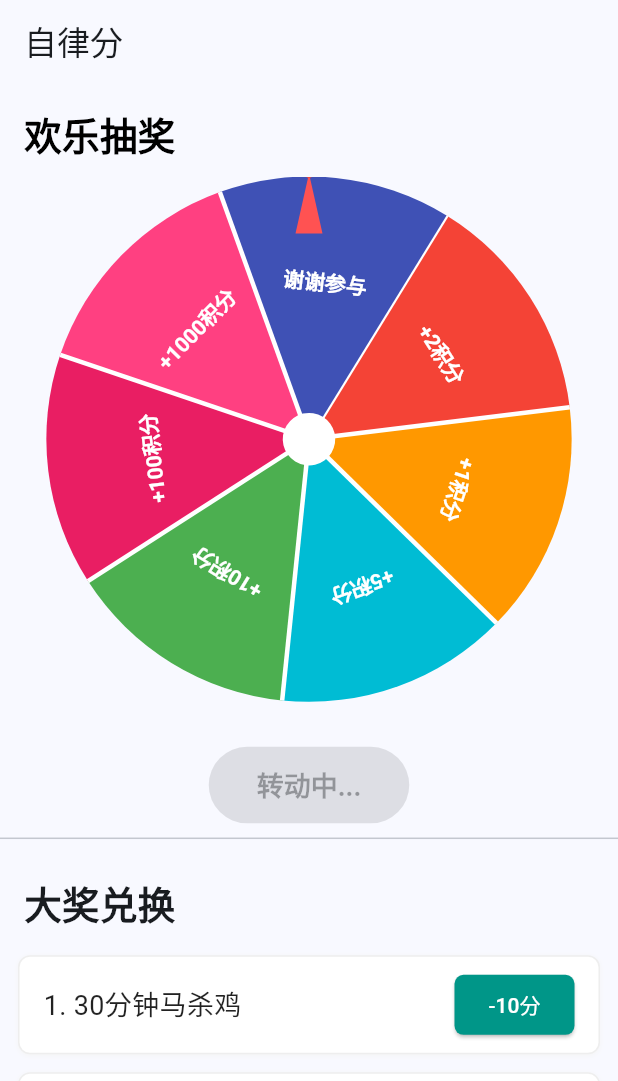
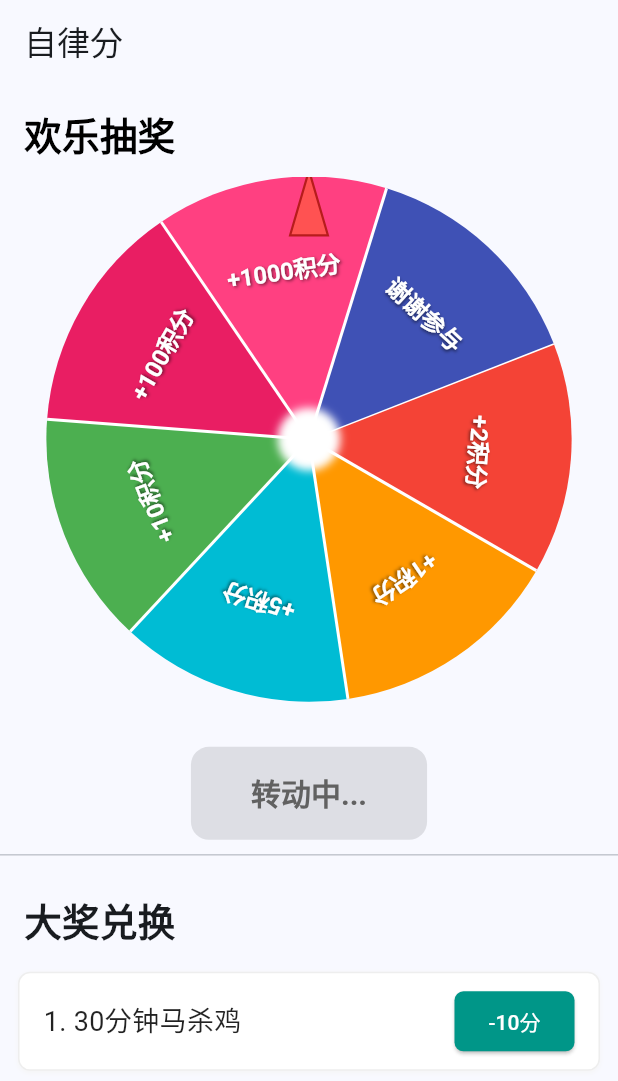
Before and after one commit to SYSUtu/flutter_demo, a Flutter app: the screen it shows after launch, tab 2 chosen, after a tap on "开始抽奖", on a phone screen of 412 x 824 dp, the part 155-1236 px from its top. Run offline on Flutter 3.47's test engine with Material 3 defaults, Android fonts, the phone set to English and light mode, and no system bars.

Commit message:
修复转盘问题

```diff
--- a/lib/gift_page.dart
+++ b/lib/gift_page.dart
@@ -158,7 +158,6 @@ class RewardLottery extends StatefulWidget {
 class _MyRewardLotteryState extends State<RewardLottery> {
   @override
   Widget build(BuildContext context) {
-    final screenSize = MediaQuery.of(context).size;
     return Column(
       children: [
         Padding(
--- a/lib/lottery_wheel.dart
+++ b/lib/lottery_wheel.dart
@@ -20,10 +20,10 @@ class LotteryWheel extends StatefulWidget {
   final List<LotteryItem> items;
 
   const LotteryWheel({
-    Key? key,
+    super.key,
     required this.maxSize,
     required this.items,
-  }) : super(key: key);
+  });
 
   @override
   _LotteryWheelState createState() => _LotteryWheelState();
@@ -53,7 +53,8 @@ class _LotteryWheelState extends State<LotteryWheel>
     _controller.addStatusListener((status) {
       if (status == AnimationStatus.completed) {
         setState(() => _isSpinning = false);
-        _showResultDialog();
+        // 添加延迟确保动画完全结束
+        Future.delayed(const Duration(milliseconds: 200), _showResultDialog);
       }
     });
 
@@ -73,9 +74,13 @@ class _LotteryWheelState extends State<LotteryWheel>
     if (_isSpinning) return;
     _isSpinning = true;
 
-    // 1. 随机确定中奖奖项
+    // 1. 验证概率总和
+    final totalProbability = widget.items.fold(0.0, (sum, item) => sum + item.probability);
+    assert((totalProbability - 100.0).abs() < 0.001,
+    '概率总和必须为100%，当前: $totalProbability%');
+
+    // 2. 随机确定中奖奖项
     final random = Random();
-    final totalProbability = widget.items.fold(0.0, (sum, item) => sum + item.probability);
     final double randomValue = random.nextDouble() * totalProbability;
 
     double cumulative = 0;
@@ -87,37 +92,37 @@ class _LotteryWheelState extends State<LotteryWheel>
       }
     }
 
-    // 2. 核心修复：调整角度补偿，解决左侧偏移
+    // 3. 计算角度参数
     final int itemCount = widget.items.length;
-    final double anglePerItem = 2 * pi / itemCount; // 每个格子的弧度
+    final double anglePerItem = 2 * pi / itemCount;
 
-    // 中奖格子的起始角度（与绘制逻辑严格对应）
-    // 修复点1：明确绘制起始角度为 -pi/2（顶部）
-    final double sectorStartAngle = -pi/2 + (_selectedIndex * anglePerItem);
-    // 中奖格子的结束角度
-    final double sectorEndAngle = sectorStartAngle + anglePerItem;
+    // 4. 计算中奖区域中心角度（关键修正）
+    // 起始角度：顶部（-π/2） + 当前索引 * 每项角度
+    final double sectorCenterAngle = -pi/2 + (_selectedIndex * anglePerItem) + (anglePerItem / 2);
 
-    // 3. 在中奖格子范围内随机生成停留角度
-    // 修复点2：调整随机范围，避免过度偏向左侧（增加0.1偏移，确保远离左边界）
-    final double randomOffset = 0.1 + (random.nextDouble() * 0.8); // 0.1-0.9之间
-    final double randomStopAngle = sectorStartAngle + (randomOffset * anglePerItem);
+    // 5. 在中心区域±30%范围内随机停留（避免边界）
+    final double offsetRange = 0.3;
+    final double randomOffset = (random.nextDouble() * 2 * offsetRange) - offsetRange;
+    final double finalStopAngle = sectorCenterAngle + (randomOffset * anglePerItem);
 
-    // 4. 计算目标旋转角度（关键补偿公式）
-    // 修复点3：调整补偿方向，确保指针落在格子中央偏右位置
-    final double targetAngle = _currentAngle
-        + 10 * 2 * pi  // 固定转动10圈
-        - randomStopAngle;  // 修正补偿符号，解决左侧偏移
+    // 6. 计算目标旋转角度（优化补偿算法）
+    // 当前角度 + 10圈 - 最终停止角度 + 指针补偿
+    final double pointerOffset = pi/2; // 90度指针补偿
+    final double targetAngle = _currentAngle +
+        10 * 2 * pi -
+        finalStopAngle +
+        pointerOffset;
 
-    // 5. 执行转动动画
+    // 7. 执行动画（使用更平滑的曲线）
     _rotationAnimation = TweenSequence([
       TweenSequenceItem(
-        tween: Tween<double>(begin: _currentAngle, end: _currentAngle + 4 * 2 * pi)
-            .chain(CurveTween(curve: Curves.easeIn)),
+        tween: Tween<double>(begin: _currentAngle, end: _currentAngle + 5 * 2 * pi)
+            .chain(CurveTween(curve: Curves.easeInOutQuad)),
         weight: 40,
       ),
       TweenSequenceItem(
-        tween: Tween<double>(begin: _currentAngle + 4 * 2 * pi, end: targetAngle)
-            .chain(CurveTween(curve: Curves.easeOut)),
+        tween: Tween<double>(begin: _currentAngle + 5 * 2 * pi, end: targetAngle)
+            .chain(CurveTween(curve: Curves.easeOutCubic)),
         weight: 60,
       ),
     ]).animate(_controller);
@@ -127,10 +132,26 @@ class _LotteryWheelState extends State<LotteryWheel>
 
   void _resetWheel() {
     if (_resetController.isAnimating) _resetController.stop();
+
+    // 角度归一化到 [0, 2π)
     final double normalizedAngle = _currentAngle % (2 * pi);
-    final double resetAngle = normalizedAngle > pi ? normalizedAngle - 2 * pi : normalizedAngle;
-    _resetAnimation = Tween<double>(begin: _currentAngle, end: _currentAngle - resetAngle)
-        .animate(CurvedAnimation(parent: _resetController, curve: Curves.easeOut));
+
+    // 计算最短路径回归初始位置
+    double resetAngle;
+    if (normalizedAngle > pi) {
+      resetAngle = normalizedAngle - 2 * pi;
+    } else {
+      resetAngle = normalizedAngle;
+    }
+
+    _resetAnimation = Tween<double>(
+        begin: _currentAngle,
+        end: _currentAngle - resetAngle
+    ).animate(CurvedAnimation(
+        parent: _resetController,
+        curve: Curves.easeInOut
+    ));
+
     _resetController.forward(from: 0);
   }
 
@@ -138,31 +159,47 @@ class _LotteryWheelState extends State<LotteryWheel>
     showDialog(
       context: context,
       barrierDismissible: false,
-      builder: (context) => AlertDialog(
-        title: const Text("抽奖结果"),
-        content: Column(
+      builder: (context) => Dialog(
+        shape: RoundedRectangleBorder(
+          borderRadius: BorderRadius.circular(16),
+        ),
+        child: Padding(
+          padding: const EdgeInsets.all(20),
+          child: Column(
             mainAxisSize: MainAxisSize.min,
             children: [
+              const Text(
+                "抽奖结果",
+                style: TextStyle(fontSize: 22, fontWeight: FontWeight.bold),
+              ),
+              const SizedBox(height: 20),
               Icon(
                 widget.items[_selectedIndex].icon,
                 color: widget.items[_selectedIndex].color,
-              size: 50,
+                size: 60,
               ),
               const SizedBox(height: 16),
-            Text("您抽中了：${widget.items[_selectedIndex].name}",
+              Text(
+                "您抽中了：${widget.items[_selectedIndex].name}",
                 style: const TextStyle(fontSize: 18),
+                textAlign: TextAlign.center,
               ),
-          ],
-        ),
-        actions: [
-          TextButton(
+              const SizedBox(height: 24),
+              ElevatedButton(
                 onPressed: () {
                   Navigator.pop(context);
                   _resetWheel();
                 },
-            child: const Text("确定"),
+                style: ElevatedButton.styleFrom(
+                  backgroundColor: Colors.teal,
+                  foregroundColor: Colors.white,
+                  padding: const EdgeInsets.symmetric(horizontal: 32, vertical: 12),
+                ),
+                child: const Text("确定", style: TextStyle(fontSize: 18)),
               ),
             ],
+          ),
+        ),
       ),
     );
   }
@@ -182,9 +219,9 @@ class _LotteryWheelState extends State<LotteryWheel>
                 painter: _WheelPainter(items: widget.items),
               ),
             ),
-            // 指针位置微调，确保尖端对准格子中心
+            // 精确指针定位
             const Positioned(
-              top: -2,
+              top: -4, // 微调指针位置
               child: _WheelPointer(),
             ),
           ],
@@ -193,15 +230,22 @@ class _LotteryWheelState extends State<LotteryWheel>
         ElevatedButton(
           onPressed: _isSpinning ? null : _spinWheel,
           style: ElevatedButton.styleFrom(
-            backgroundColor: _isSpinning ? Colors.grey : Colors.teal,
-            padding: const EdgeInsets.symmetric(horizontal: 32, vertical: 12),
+            backgroundColor: _isSpinning ? Colors.grey[400] : Colors.teal,
+            padding: const EdgeInsets.symmetric(horizontal: 40, vertical: 16),
             textStyle: const TextStyle(
-                fontSize: 18,
-                color: Colors.black,
+                fontSize: 20,
                 fontWeight: FontWeight.bold
             ),
+            shape: RoundedRectangleBorder(
+              borderRadius: BorderRadius.circular(12),
             ),
-          child: Text(_isSpinning ? '转动中...' : '开始抽奖'),
+          ),
+          child: Text(
+            _isSpinning ? '转动中...' : '开始抽奖',
+            style: TextStyle(
+              color: _isSpinning ? Colors.grey[700] : Colors.white,
+            ),
+          ),
         ),
       ],
     );
@@ -220,41 +264,62 @@ class _WheelPainter extends CustomPainter {
     final itemCount = items.length;
     final double anglePerItem = 2 * pi / itemCount;
 
-    // 从顶部开始绘制（-pi/2 对应正上方，与指针位置对齐）
+    // 从顶部开始绘制（-pi/2）
     double startAngle = -pi / 2;
     final textStyle = TextStyle(
       color: Colors.white,
-      fontSize: radius * 0.08,
+      fontSize: max(14, radius * 0.09), // 动态字体大小
       fontWeight: FontWeight.bold,
+      shadows: const [
+        Shadow(
+          blurRadius: 2.0,
+          color: Colors.black54,
+          offset: Offset(1, 1),
+        ),
+      ],
     );
 
-    for (final item in items) {
-      // 绘制扇形格子
+    // 绘制扇形和文字
+    for (int i = 0; i < itemCount; i++) {
+      final item = items[i];
+
+      // 绘制扇形
+      final paint = Paint()
+        ..color = item.color
+        ..style = PaintingStyle.fill;
+
       canvas.drawArc(
         Rect.fromCircle(center: center, radius: radius),
         startAngle,
         anglePerItem,
         true,
-        Paint()..color = item.color,
+        paint,
       );
 
-      // 绘制分割线（增强格子边界可见性）
+      // 绘制分割线
+      final linePaint = Paint()
+        ..color = Colors.white
+        ..strokeWidth = 2.0
+        ..style = PaintingStyle.stroke;
+
       canvas.drawLine(
         center,
-        Offset(center.dx + cos(startAngle) * radius, center.dy + sin(startAngle) * radius),
-        Paint()
-          ..color = Colors.white
-          ..strokeWidth = 3.0  // 加粗分割线，便于观察边界
-          ..style = PaintingStyle.stroke,
+        Offset(
+          center.dx + cos(startAngle) * radius,
+          center.dy + sin(startAngle) * radius,
+        ),
+        linePaint,
       );
 
-      // 绘制奖项名称
+      // 计算文字位置（扇形中心）
       final textAngle = startAngle + anglePerItem / 2;
+      final textRadius = radius * 0.65; // 文字离中心距离
       final textOffset = Offset(
-        center.dx + cos(textAngle) * radius * 0.6,
-        center.dy + sin(textAngle) * radius * 0.6,
+        center.dx + cos(textAngle) * textRadius,
+        center.dy + sin(textAngle) * textRadius,
       );
 
+      // 绘制文字
       final textPainter = TextPainter(
         text: TextSpan(text: item.name, style: textStyle),
         textDirection: TextDirection.ltr,
@@ -263,15 +328,25 @@ class _WheelPainter extends CustomPainter {
 
       canvas.save();
       canvas.translate(textOffset.dx, textOffset.dy);
-      canvas.rotate(textAngle + pi / 2);
-      textPainter.paint(canvas, Offset(-textPainter.width / 2, -textPainter.height / 2));
+      canvas.rotate(textAngle + pi / 2); // 文字径向排列
+      textPainter.paint(
+        canvas,
+        Offset(-textPainter.width / 2, -textPainter.height / 2),
+      );
       canvas.restore();
 
       startAngle += anglePerItem;
     }
 
-    // 中心圆
-    canvas.drawCircle(center, radius * 0.1, Paint()..color = Colors.white);
+    // 中心圆（带阴影）
+    canvas.drawCircle(
+      center,
+      radius * 0.12,
+      Paint()
+        ..color = Colors.white
+        ..style = PaintingStyle.fill
+        ..maskFilter = const MaskFilter.blur(BlurStyle.normal, 3),
+    );
   }
 
   @override
@@ -279,12 +354,12 @@ class _WheelPainter extends CustomPainter {
 }
 
 class _WheelPointer extends StatelessWidget {
-  const _WheelPointer({Key? key}) : super(key: key);
+  const _WheelPointer();
 
   @override
   Widget build(BuildContext context) {
     return CustomPaint(
-      size: const Size(30, 40),
+      size: const Size(36, 48), // 加大指针尺寸
       painter: _PointerPainter(),
     );
   }
@@ -293,16 +368,38 @@ class _WheelPointer extends StatelessWidget {
 class _PointerPainter extends CustomPainter {
   @override
   void paint(Canvas canvas, Size size) {
-    // 指针形状优化，尖端更尖锐，定位更精准
     final path = Path()
-      ..moveTo(size.width / 2, 0) // 指针尖端（精准定位点）
-      ..lineTo(size.width * 0.2, size.height)
-      ..lineTo(size.width * 0.8, size.height)
+      ..moveTo(size.width / 2, 0) // 指针尖端
+      ..lineTo(size.width * 0.15, size.height * 0.9) // 左侧点
+      ..lineTo(size.width * 0.85, size.height * 0.9) // 右侧点
       ..close();
 
-    canvas.drawPath(path, Paint()..color = Colors.redAccent);
-    // 尖端红点，清晰标记指向位置
-    canvas.drawCircle(Offset(size.width / 2, 0), 3, Paint()..color = Colors.red);
+    // 填充指针
+    canvas.drawPath(
+      path,
+      Paint()
+        ..color = Colors.redAccent
+        ..style = PaintingStyle.fill,
+    );
+
+    // 指针边框
+    canvas.drawPath(
+      path,
+      Paint()
+        ..color = Colors.red[900]!
+        ..strokeWidth = 1.5
+        ..style = PaintingStyle.stroke,
+    );
+
+    // 中心标记点（精确定位）
+    canvas.drawCircle(
+      Offset(size.width / 2, 0),
+      3.5,
+      Paint()
+        ..color = Colors.white
+        ..strokeWidth = 1.5
+        ..style = PaintingStyle.fill,
+    );
   }
 
   @override
```
Lines whose indentation alone changed are shown as unchanged.
